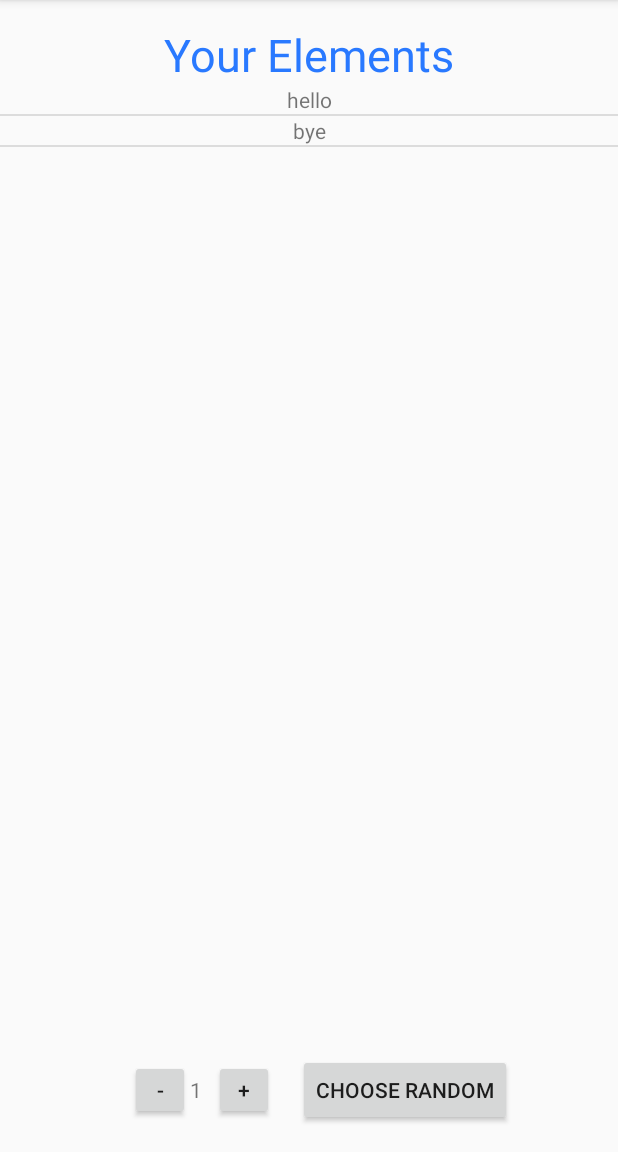
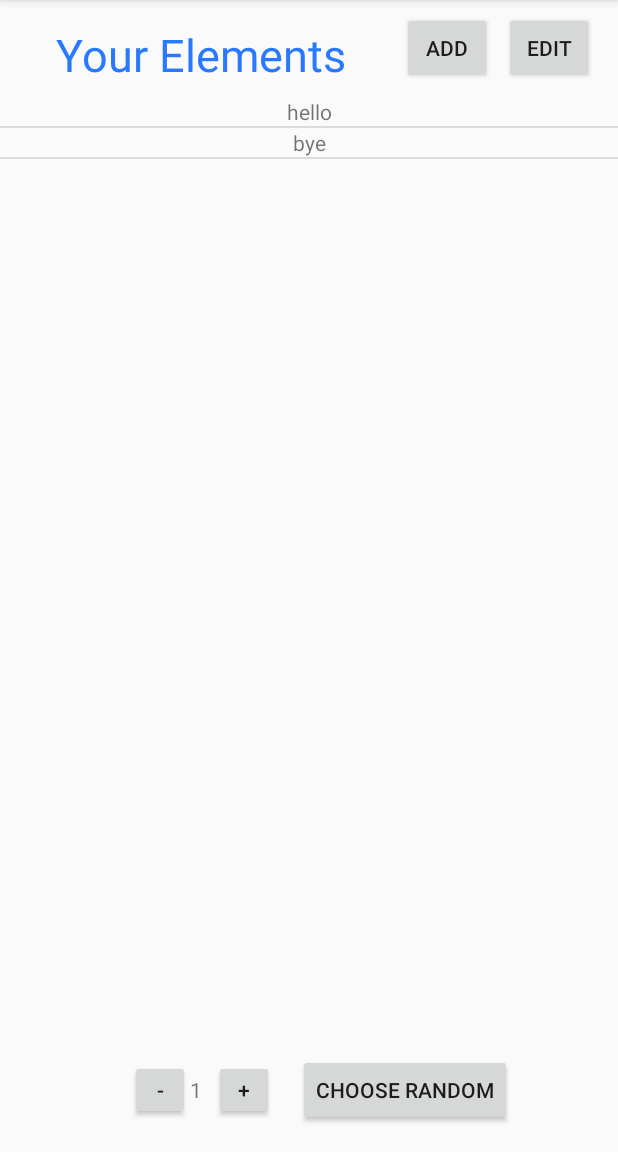
Before and after one commit to gjujinkim96/RandomChooser, an Android app: the screen it shows after launch (MainActivity), on a phone screen of 412 x 824 dp, the part 84-1236 px from its top. Run offline under Robolectric (Android 15) with nearby library versions, the phone set to English and light mode, and no system bars.

Commit message:
Update ui of element list and make buttons work

```diff
--- a/app/src/main/java/com/example/randomchooser/MainActivity.kt
+++ b/app/src/main/java/com/example/randomchooser/MainActivity.kt
@@ -2,24 +2,55 @@ package com.example.randomchooser
 
 import androidx.appcompat.app.AppCompatActivity
 import android.os.Bundle
+import android.view.View
+import android.widget.Toast
 import androidx.recyclerview.widget.DividerItemDecoration
 import androidx.recyclerview.widget.LinearLayoutManager
 import androidx.recyclerview.widget.RecyclerView
+import kotlinx.android.synthetic.main.activity_element_list.*
 
-class MainActivity : AppCompatActivity() {
+class MainActivity : AppCompatActivity(), View.OnClickListener {
+    private var randomCount = 1
+    private lateinit var recyclerViewAdapter: ElementListRecyclerViewAdapter
+
     override fun onCreate(savedInstanceState: Bundle?) {
         super.onCreate(savedInstanceState)
         setContentView(R.layout.activity_element_list)
 
         val data = mutableListOf<Element>(Element("hello"), Element("bye"))
+        recyclerViewAdapter = ElementListRecyclerViewAdapter(this, data)
 
-        val recyclerView = findViewById<RecyclerView>(R.id.element_list_recylerview)
-        val layoutManager = LinearLayoutManager(this)
-        recyclerView.layoutManager = layoutManager
+        element_list_recylerview.apply {
+            layoutManager = LinearLayoutManager(this@MainActivity)
+            adapter = recyclerViewAdapter
+            addItemDecoration(DividerItemDecoration(this@MainActivity, DividerItemDecoration.VERTICAL))
+        }
 
-        val adapter = ElementListRecyclerViewAdapter(this, data)
-        recyclerView.adapter = adapter
+        element_list_plus_button.setOnClickListener(this)
+        element_list_minus_button.setOnClickListener(this)
+        element_list_add_button.setOnClickListener(this)
+        element_list_edit_button.setOnClickListener(this)
+        element_list_choose_random.setOnClickListener(this)
 
-        recyclerView.addItemDecoration(DividerItemDecoration(this, DividerItemDecoration.VERTICAL))
+        element_list_random_count.text = randomCount.toString()
+    }
+
+    override fun onClick(view: View) {
+        when (view.id){
+            R.id.element_list_plus_button -> {
+                if (randomCount < recyclerViewAdapter.itemCount)
+                randomCount++
+                element_list_random_count.text = randomCount.toString()
+            }
+            R.id.element_list_minus_button -> {
+                if (randomCount > 1)
+                    randomCount--
+
+                element_list_random_count.text = randomCount.toString()
+            }
+            R.id.element_list_add_button -> Toast.makeText(this, "add button", Toast.LENGTH_SHORT).show()
+            R.id.element_list_edit_button -> Toast.makeText(this, "edit button", Toast.LENGTH_SHORT).show()
+            R.id.element_list_choose_random -> Toast.makeText(this, "choose random button", Toast.LENGTH_SHORT).show()
+        }
     }
 }
--- a/app/src/main/res/layout/activity_element_list.xml
+++ b/app/src/main/res/layout/activity_element_list.xml
@@ -13,7 +13,7 @@
         android:text="@string/element_title"
         android:textColor="#2979FF"
         android:textSize="30sp"
-        app:layout_constraintEnd_toEndOf="parent"
+        app:layout_constraintEnd_toStartOf="@+id/element_list_add_button"
         app:layout_constraintStart_toStartOf="parent"
         app:layout_constraintTop_toTopOf="parent" />
 
@@ -21,6 +21,7 @@
         android:id="@+id/element_list_recylerview"
         android:layout_width="0dp"
         android:layout_height="0dp"
+        android:layout_marginTop="8dp"
         android:layout_marginBottom="32dp"
         app:layout_constraintBottom_toTopOf="@+id/element_list_random_count"
         app:layout_constraintEnd_toEndOf="parent"
@@ -72,4 +73,23 @@
         app:layout_constraintEnd_toStartOf="@+id/element_list_choose_random"
         app:layout_constraintHorizontal_bias="0.5"
         app:layout_constraintStart_toEndOf="@+id/element_list_random_count" />
+
+    <Button
+        android:id="@+id/element_list_edit_button"
+        android:layout_width="60dp"
+        android:layout_height="wrap_content"
+        android:layout_marginTop="8dp"
+        android:layout_marginEnd="16dp"
+        android:text="@string/edit_button"
+        app:layout_constraintEnd_toEndOf="parent"
+        app:layout_constraintTop_toTopOf="parent" />
+
+    <Button
+        android:id="@+id/element_list_add_button"
+        android:layout_width="60dp"
+        android:layout_height="wrap_content"
+        android:layout_marginEnd="8dp"
+        android:text="@string/add_button"
+        app:layout_constraintBaseline_toBaselineOf="@+id/element_list_edit_button"
+        app:layout_constraintEnd_toStartOf="@+id/element_list_edit_button" />
 </androidx.constraintlayout.widget.ConstraintLayout>
--- a/app/src/main/res/values/strings.xml
+++ b/app/src/main/res/values/strings.xml
@@ -4,4 +4,6 @@
     <string name="choose_random">Choose Random</string>
     <string name="minus">-</string>
     <string name="plus">+</string>
+    <string name="edit_button">edit</string>
+    <string name="add_button">add</string>
 </resources>
```
